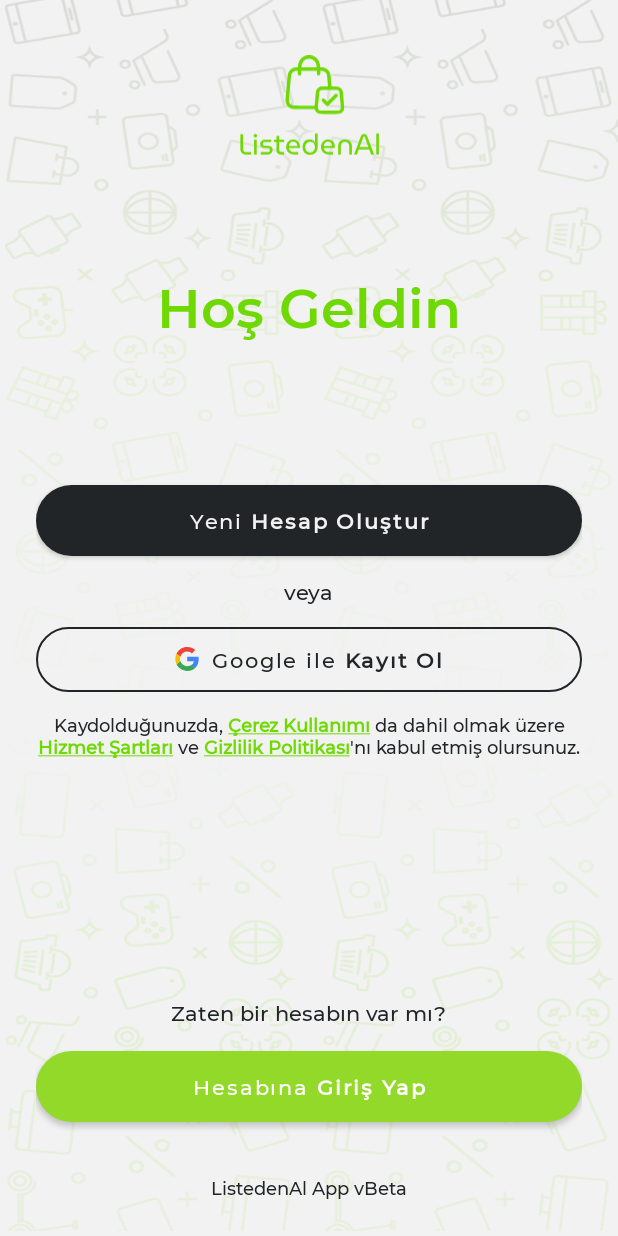
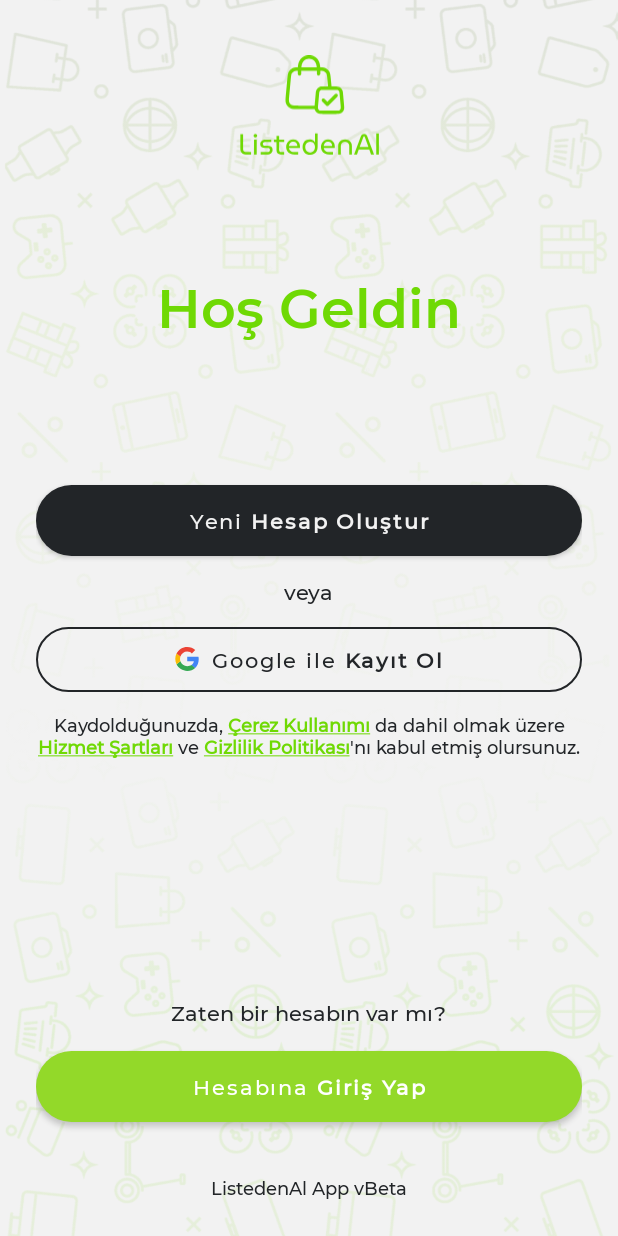
Before and after one commit to zahidayturan/listeden-al-shopping-list-app, an Android app: the screen it shows after launch (MainActivity), on a phone screen of 412 x 824 dp. Run offline under Robolectric (Android 15) with nearby library versions, the phone set to English and light mode, and no system bars.

Commit message:
@m/app - set vertical oriantation, fix bg img on welcome fragment

```diff
--- a/mobile/ListedenAlApp/app/src/main/AndroidManifest.xml
+++ b/mobile/ListedenAlApp/app/src/main/AndroidManifest.xml
@@ -13,6 +13,7 @@
         tools:targetApi="31">
         <activity
             android:name=".MainActivity"
+            android:screenOrientation="portrait"
             android:exported="true">
             <intent-filter>
                 <action android:name="android.intent.action.MAIN" />
--- a/mobile/ListedenAlApp/app/src/main/res/layout/fragment_welcome.xml
+++ b/mobile/ListedenAlApp/app/src/main/res/layout/fragment_welcome.xml
@@ -5,8 +5,19 @@
     xmlns:tools="http://schemas.android.com/tools"
     android:layout_width="match_parent"
     android:layout_height="match_parent"
-    android:background="@drawable/welcome_bg"
     tools:context=".WelcomeFragment">
+
+    <ImageView
+        android:id="@+id/background_image"
+        android:layout_width="0dp"
+        android:layout_height="0dp"
+        android:contentDescription="@string/app_image"
+        android:scaleType="centerCrop"
+        android:src="@drawable/welcome_bg"
+        app:layout_constraintBottom_toBottomOf="parent"
+        app:layout_constraintEnd_toEndOf="parent"
+        app:layout_constraintStart_toStartOf="parent"
+        app:layout_constraintTop_toTopOf="parent" />
 
     <LinearLayout
         android:layout_width="0dp"
```
Also changed, not shown: mobile/ListedenAlApp/app/src/main/java/com/example/listedenalapp/LoginFragment.kt (+11 -1 lines), mobile/ListedenAlApp/app/src/main/res/layout/fragment_login.xml (+30 -6 lines).
